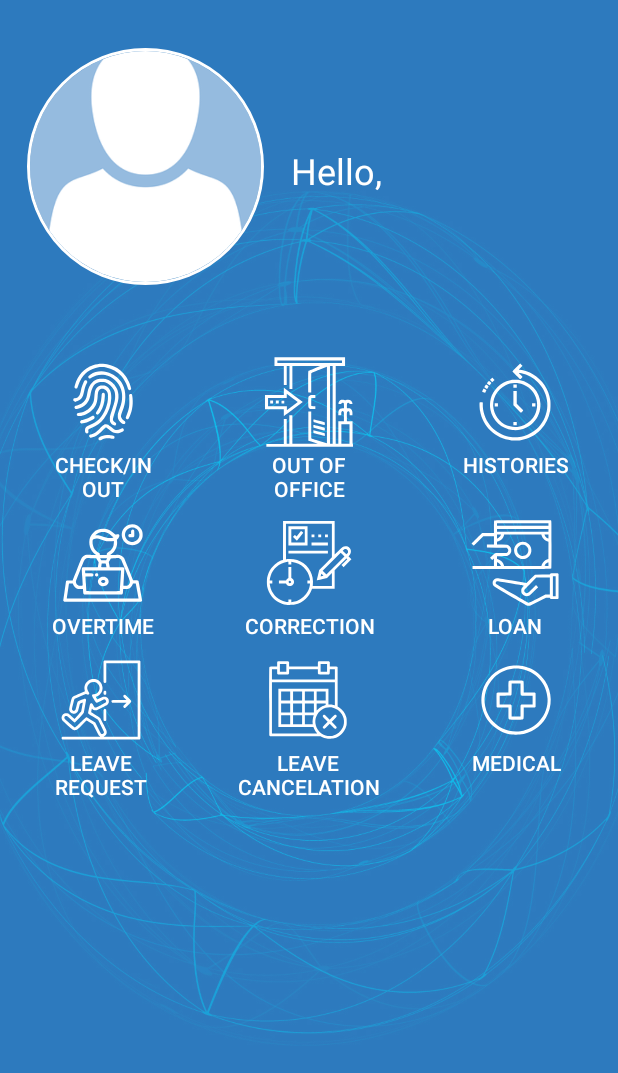
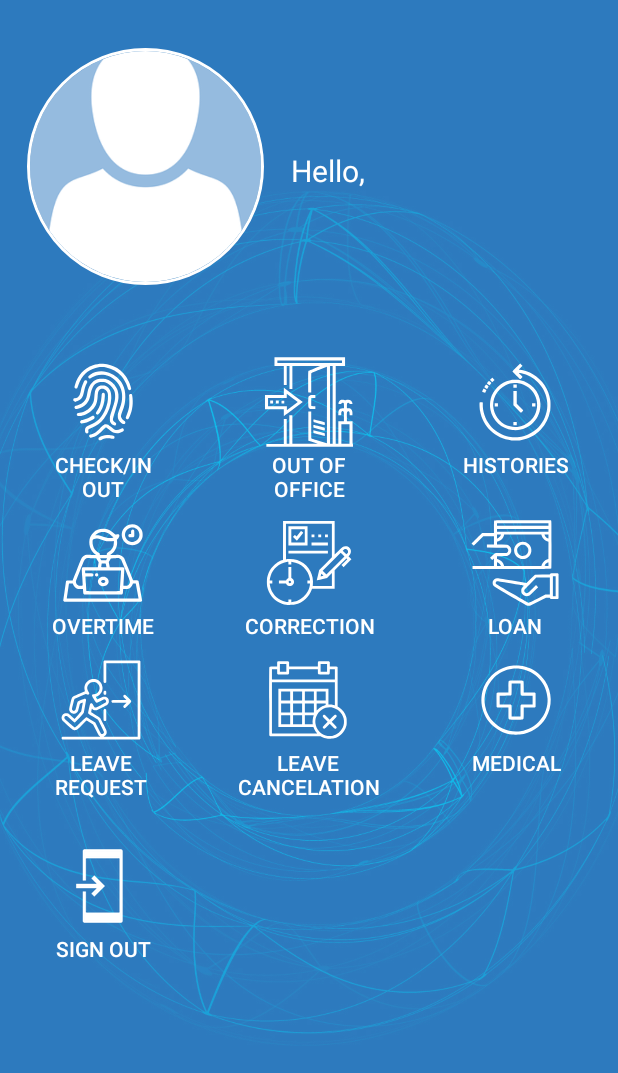
Before and after one commit to Fiv38/StarbridgesMobile, an Android app: the layout activity_home.xml on its own in the app's theme, with its tools: preview values and no code run, on a phone screen of 412 x 824 dp. Shown: the top 1073 px of the screen. Run offline under Robolectric (Android 15) with nearby library versions, the phone set to English and light mode, and no system bars.

Commit message:
-Session -Button SignOut di Home

```diff
--- a/app/build.gradle
+++ b/app/build.gradle
@@ -43,5 +43,4 @@ dependencies {
     implementation 'com.android.support:multidex:1.0.3'
 
 
-
 }
--- a/app/src/main/java/com/example/android/starbridges/activity/CorrectionActivity.java
+++ b/app/src/main/java/com/example/android/starbridges/activity/CorrectionActivity.java
@@ -56,7 +56,6 @@ public class CorrectionActivity extends AppCompatActivity {
         String fullName_sp = user.get(SessionManagement.KEY_FULLNAME);
         String nik_sp = user.get(SessionManagement.KEY_NIK);
         GlobalVar.setToken(token_sp);
-        GlobalVar.setFullname(fullName_sp);
         GlobalVar.setNik(nik_sp);
 
         txtNameCorrection.setText(GlobalVar.getFullname());
--- a/app/src/main/java/com/example/android/starbridges/activity/HomeActivity.java
+++ b/app/src/main/java/com/example/android/starbridges/activity/HomeActivity.java
@@ -117,5 +117,9 @@ loadingImage();
         Intent correction = new Intent(this, CorrectionActivity.class);
         startActivity(correction);
     }
+    public void signOut(View view){
+        session.logoutUser();
+        finish();
+    }
 
 }
--- a/app/src/main/java/com/example/android/starbridges/activity/LoginActivity.java
+++ b/app/src/main/java/com/example/android/starbridges/activity/LoginActivity.java
@@ -316,9 +316,9 @@ public class LoginActivity extends AppCompatActivity {
                         String token_sp = response.body().getTokenType()+" "+ response.body().getAccessToken();
                         String expires_sp = response.body().getExpires();
                         String nik_sp = response.body().getNik();
-                        //String employee_id_sp =
+                        String employee_id_sp = response.body().getEmployeeID();
 
-                        session.createLoginSession(loginName_sp,fullName_sp,token_sp,expires_sp, nik_sp);
+                        session.createLoginSession(loginName_sp,fullName_sp,token_sp,expires_sp, nik_sp, employee_id_sp);
 
                         GlobalVar.setToken(token_sp);
                         GlobalVar.setLoginName(loginName_sp);
--- a/app/src/main/java/com/example/android/starbridges/utility/GlobalVar.java
+++ b/app/src/main/java/com/example/android/starbridges/utility/GlobalVar.java
@@ -45,5 +45,15 @@ public class GlobalVar {
 
     public static String nik;
 
+    public static String getEmployeeID() {
+        return employee_id;
+    }
+
+    public static void setEmployee_id(String employee_id) {
+        GlobalVar.employee_id = employee_id;
+    }
+
+    public static String employee_id;
+
 
 }
--- a/app/src/main/java/com/example/android/starbridges/utility/SessionManagement.java
+++ b/app/src/main/java/com/example/android/starbridges/utility/SessionManagement.java
@@ -35,6 +35,7 @@ public class SessionManagement {
     public static final String KEY_TOKEN = "token";
     public static final String KEY_EXPIRES = "expires";
     public static final String KEY_NIK = "nik";
+    public static final String KEY_EMPLOYEE_ID = "employee_id";
 
     // Constructor
     public SessionManagement(Context context){
@@ -46,7 +47,7 @@ public class SessionManagement {
     /**
      * Create login session
      * */
-    public void createLoginSession(String loginName, String fullName,String token, String expires, String nik){
+    public void createLoginSession(String loginName, String fullName,String token, String expires, String nik, String employee_id){
 
         editor.putBoolean(IS_LOGIN, true);
 
@@ -55,6 +56,7 @@ public class SessionManagement {
         editor.putString(KEY_TOKEN, token);
         editor.putString(KEY_EXPIRES, expires);
         editor.putString(KEY_NIK, nik);
+        editor.putString(KEY_EMPLOYEE_ID, employee_id);
         editor.commit();
     }
 
@@ -89,6 +91,7 @@ public class SessionManagement {
         user.put(KEY_TOKEN, pref.getString(KEY_TOKEN, null));
         user.put(KEY_EXPIRES, pref.getString(KEY_EXPIRES, null));
         user.put(KEY_NIK, pref.getString(KEY_NIK, null));
+        user.put(KEY_EMPLOYEE_ID, pref.getString(KEY_EMPLOYEE_ID, null));
 
         // return user
         return user;
@@ -102,8 +105,8 @@ public class SessionManagement {
         editor.clear();
         editor.commit();
         Intent i = new Intent(_context, LoginActivity.class);
-        i.addFlags(Intent.FLAG_ACTIVITY_CLEAR_TOP);
-        i.setFlags(Intent.FLAG_ACTIVITY_NEW_TASK);
+//        i.addFlags(Intent.FLAG_ACTIVITY_CLEAR_TOP);
+//        i.setFlags(Intent.FLAG_ACTIVITY_NEW_TASK);
         _context.startActivity(i);
     }
 
--- a/app/src/main/res/layout/activity_home.xml
+++ b/app/src/main/res/layout/activity_home.xml
@@ -4,24 +4,21 @@
     xmlns:tools="http://schemas.android.com/tools"
     android:layout_width="match_parent"
     android:layout_height="match_parent"
+    android:background="@drawable/bg1080x1920"
     tools:context="com.example.android.starbridges.activity.HomeActivity"
-    tools:layout_editor_absoluteY="81dp"
     tools:layout_editor_absoluteX="0dp"
-    android:background="@drawable/bg1080x1920"
-    >
+    tools:layout_editor_absoluteY="81dp">
 
 
     <LinearLayout
+        android:id="@+id/linearLayout5"
         android:layout_width="0dp"
         android:layout_height="164dp"
+        android:layout_marginTop="32dp"
         android:orientation="horizontal"
-        android:id="@+id/linearLayout5"
-        tools:layout_editor_absoluteY="0dp"
-        tools:layout_editor_absoluteX="0dp"
-        app:layout_constraintTop_toTopOf="parent"
+        app:layout_constraintEnd_toEndOf="parent"
         app:layout_constraintStart_toStartOf="parent"
-        app:layout_constraintEnd_toEndOf="parent"
-        android:layout_marginTop="32dp">
+        app:layout_constraintTop_toTopOf="parent">
 
         <de.hdodenhof.circleimageview.CircleImageView xmlns:app="http://schemas.android.com/apk/res-auto"
             android:id="@+id/profile_image"
@@ -40,7 +37,7 @@
             android:gravity="center|left"
             android:text="Hello,"
             android:textColor="@android:color/background_light"
-            android:textSize="24sp" />
+            android:textSize="20sp" />
 
     </LinearLayout>
 
@@ -48,13 +45,11 @@
         android:id="@+id/linearLayout"
         android:layout_width="0dp"
         android:layout_height="wrap_content"
+        android:layout_marginTop="40dp"
         android:orientation="horizontal"
-        tools:layout_editor_absoluteX="0dp"
-        tools:layout_editor_absoluteY="232dp"
+        app:layout_constraintEnd_toEndOf="parent"
         app:layout_constraintStart_toStartOf="parent"
-        android:layout_marginTop="40dp"
-        app:layout_constraintTop_toBottomOf="@+id/linearLayout5"
-        app:layout_constraintEnd_toEndOf="parent">
+        app:layout_constraintTop_toBottomOf="@+id/linearLayout5">
 
         <Button
             android:id="@+id/btn_start_in_out"
@@ -65,7 +60,7 @@
             android:drawableTop="@drawable/ic_attendance"
             android:onClick="showStartEndDate"
             android:text="@string/start_end_date"
-            android:textColor="@android:color/background_light"/>
+            android:textColor="@android:color/background_light" />
 
         <Button
             android:id="@+id/btn_check_in_out"
@@ -74,108 +69,141 @@
             android:layout_weight="1"
             android:background="@android:color/transparent"
             android:drawableTop="@drawable/ic_out_of_office"
+            android:onClick="showCheckInOut"
             android:text="@string/check_in_out"
-            android:onClick="showCheckInOut"
-            android:textColor="@android:color/background_light"/>
+            android:textColor="@android:color/background_light" />
 
         <Button
             android:id="@+id/btn_history"
             android:layout_width="wrap_content"
             android:layout_height="wrap_content"
             android:layout_weight="1"
+            android:background="@android:color/transparent"
+            android:drawableTop="@drawable/ic_histories"
+            android:onClick="showHistory"
             android:text="@string/histories"
-            android:drawableTop="@drawable/ic_histories"
-            android:background="@android:color/transparent"
-            android:onClick="showHistory"
-            android:textColor="@android:color/background_light"/>
+            android:textColor="@android:color/background_light" />
     </LinearLayout>
 
     <LinearLayout
+        android:id="@+id/linearLayout2"
         android:layout_width="0dp"
         android:layout_height="wrap_content"
+        android:layout_marginTop="8dp"
         android:orientation="horizontal"
-        tools:layout_editor_absoluteX="0dp"
-        android:id="@+id/linearLayout2"
-        tools:layout_editor_absoluteY="288dp"
+        app:layout_constraintEnd_toEndOf="parent"
         app:layout_constraintStart_toStartOf="parent"
-        android:layout_marginTop="8dp"
-        app:layout_constraintTop_toBottomOf="@+id/linearLayout"
-        app:layout_constraintEnd_toEndOf="parent">
+        app:layout_constraintTop_toBottomOf="@+id/linearLayout">
 
         <Button
             android:id="@+id/btn_overtime"
             android:layout_width="wrap_content"
             android:layout_height="wrap_content"
             android:layout_weight="1"
+            android:background="@android:color/transparent"
+            android:drawableTop="@drawable/ic_overtime"
             android:text="@string/overtime"
-            android:drawableTop="@drawable/ic_overtime"
-            android:background="@android:color/transparent"
-            android:textColor="@android:color/background_light"/>
+            android:textColor="@android:color/background_light" />
 
         <Button
             android:id="@+id/btn_correction"
             android:layout_width="wrap_content"
             android:layout_height="wrap_content"
             android:layout_weight="1"
+            android:background="@android:color/transparent"
+            android:drawableTop="@drawable/ic_correction"
+            android:onClick="showCorrection"
             android:text="@string/correction"
-            android:drawableTop="@drawable/ic_correction"
-            android:background="@android:color/transparent"
-            android:onClick="showCorrection"
-            android:textColor="@android:color/background_light"
-            />
+            android:textColor="@android:color/background_light" />
 
         <Button
             android:id="@+id/btn_loan"
             android:layout_width="wrap_content"
             android:layout_height="wrap_content"
             android:layout_weight="1"
+            android:background="@android:color/transparent"
+            android:drawableTop="@drawable/ic_loan"
             android:text="@string/loan"
-            android:drawableTop="@drawable/ic_loan"
-            android:background="@android:color/transparent"
-            android:textColor="@android:color/background_light"/>
+            android:textColor="@android:color/background_light" />
     </LinearLayout>
 
     <LinearLayout
+        android:id="@+id/linearLayout4"
         android:layout_width="0dp"
         android:layout_height="wrap_content"
+        android:layout_marginTop="8dp"
         android:orientation="horizontal"
-        tools:layout_editor_absoluteX="0dp"
-        android:id="@+id/linearLayout4"
-        tools:layout_editor_absoluteY="344dp"
+        app:layout_constraintEnd_toEndOf="parent"
         app:layout_constraintStart_toStartOf="parent"
-        android:layout_marginTop="8dp"
-        app:layout_constraintTop_toBottomOf="@+id/linearLayout2"
-        app:layout_constraintEnd_toEndOf="parent">
+        app:layout_constraintTop_toBottomOf="@+id/linearLayout2">
 
         <Button
             android:id="@+id/btn_leave"
             android:layout_width="wrap_content"
             android:layout_height="wrap_content"
             android:layout_weight="1"
+            android:background="@android:color/transparent"
+            android:drawableTop="@drawable/ic_leave_req"
             android:text="@string/leave_request"
-            android:drawableTop="@drawable/ic_leave_req"
-            android:background="@android:color/transparent"
-            android:textColor="@android:color/background_light"/>
+            android:textColor="@android:color/background_light" />
 
         <Button
             android:id="@+id/btn_cancelation"
             android:layout_width="wrap_content"
             android:layout_height="wrap_content"
             android:layout_weight="1"
+            android:background="@android:color/transparent"
+            android:drawableTop="@drawable/ic_leave_cancel"
             android:text="@string/leave_cancelation"
-            android:drawableTop="@drawable/ic_leave_cancel"
-            android:background="@android:color/transparent"
-            android:textColor="@android:color/background_light"/>
+            android:textColor="@android:color/background_light" />
 
         <Button
             android:id="@+id/btn_medical"
             android:layout_width="wrap_content"
             android:layout_height="wrap_content"
             android:layout_weight="1"
+            android:background="@android:color/transparent"
+            android:drawableTop="@drawable/ic_medical"
             android:text="@string/medical"
-            android:drawableTop="@drawable/ic_medical"
+            android:textColor="@android:color/background_light" />
+    </LinearLayout>
+
+    <LinearLayout
+        android:id="@+id/linearLayout6"
+        android:layout_width="0dp"
+        android:layout_height="wrap_content"
+        android:layout_marginTop="132dp"
+        android:orientation="horizontal"
+        app:layout_constraintEnd_toEndOf="parent"
+        app:layout_constraintHorizontal_bias="0.0"
+        app:layout_constraintStart_toStartOf="parent"
+        app:layout_constraintTop_toBottomOf="@+id/linearLayout2">
+
+        <Button
+            android:id="@+id/btn_prepare1"
+            android:layout_width="wrap_content"
+            android:layout_height="wrap_content"
+            android:layout_weight="1"
             android:background="@android:color/transparent"
-            android:textColor="@android:color/background_light"/>
+            android:drawableTop="@drawable/common_full_open_on_phone"
+            android:text="@string/sign_out"
+            android:onClick="signOut"
+            android:textColor="@android:color/background_light" />
+        <Button
+            android:id="@+id/btn_prepare2"
+            android:layout_width="wrap_content"
+            android:layout_height="wrap_content"
+            android:layout_weight="1"
+            android:background="@android:color/transparent"
+            android:textColor="@android:color/background_light" />
+        <Button
+            android:id="@+id/btn_signout"
+            android:layout_width="wrap_content"
+            android:layout_height="wrap_content"
+            android:layout_weight="1"
+            android:background="@android:color/transparent"
+            android:textColor="@android:color/background_light" />
+
     </LinearLayout>
 
 </android.support.constraint.ConstraintLayout>
--- a/app/src/main/res/values/strings.xml
+++ b/app/src/main/res/values/strings.xml
@@ -22,6 +22,7 @@
     <string name="medical">Medical</string>
     <string name="leave_cancelation">Leave\nCancelation</string>
     <string name="leave_request">Leave\nRequest</string>
+    <string name="sign_out">Sign Out</string>
     <string name="loan">Loan</string>
     <string name="correction">Correction</string>
     <string name="overtime">Overtime</string>
```
